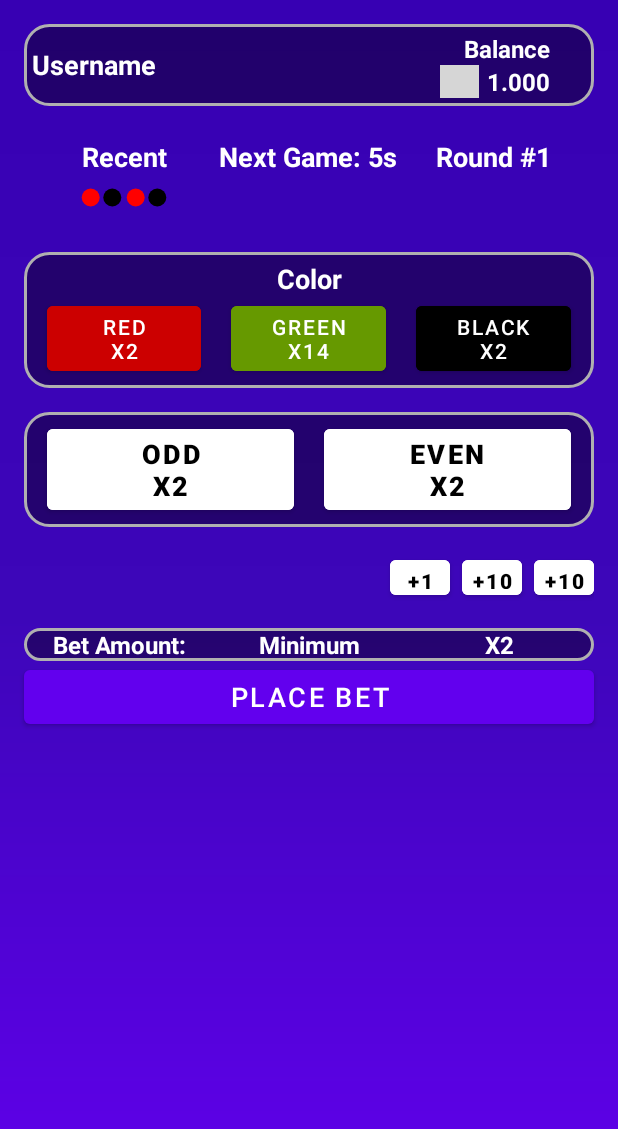
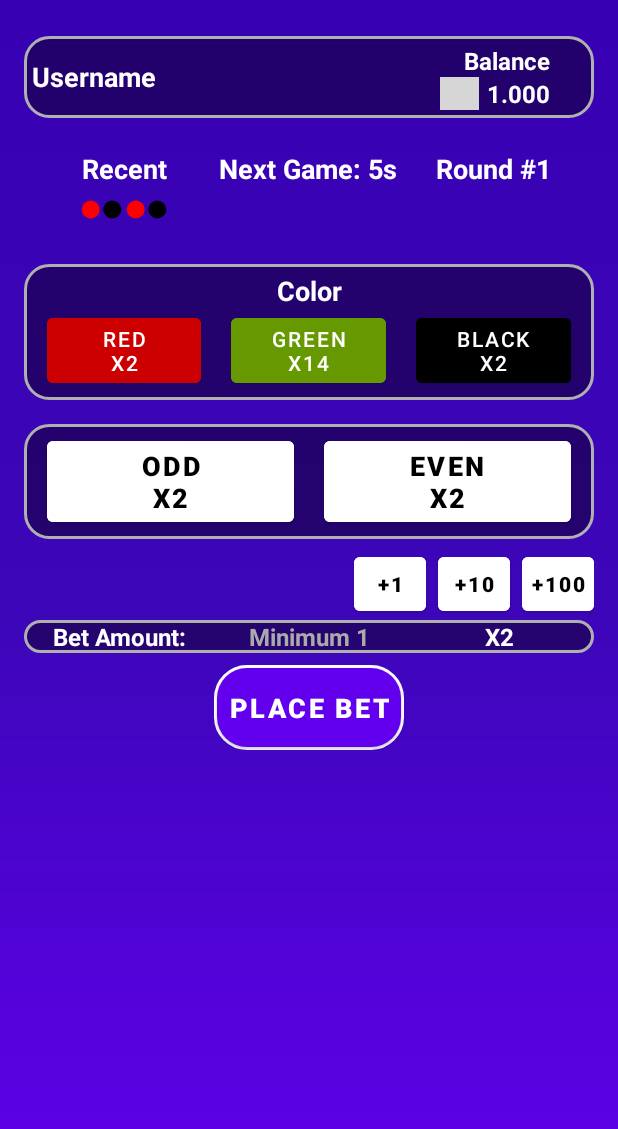
Before and after one commit to JaviFRx/ludopatics, an Android app built with Jetpack Compose: the MainActivity screen opened directly, with no data from a screen before it, on a phone screen of 412 x 824 dp. Shown: the top 1129 px of the screen. Run offline under Robolectric (Android 15) with nearby library versions, the phone set to English and light mode, and no system bars; grey boxes are pictures that could not be loaded.

Commit message:
final con errores

```diff
--- /dev/null
+++ b/app/src/main/res/drawable/bordeblanco.xml
@@ -0,0 +1,6 @@
+<?xml version="1.0" encoding="utf-8"?>
+<shape xmlns:android="http://schemas.android.com/apk/res/android">
+    <solid android:color="#66000000"/>
+    <corners android:radius="20dp"/>
+    <stroke android:color="#FFFFFF" android:width="4dp"/>
+</shape>
--- /dev/null
+++ b/app/src/main/res/drawable/button_style.xml
@@ -0,0 +1,22 @@
+<?xml version="1.0" encoding="utf-8"?>
+<layer-list xmlns:android="http://schemas.android.com/apk/res/android">
+
+    <item>
+        <shape android:shape="rectangle">
+            <corners android:radius="20dp"/>
+            <solid android:color="@android:color/white"/>
+        </shape>
+    </item>
+
+    <item android:left="8dp" android:right="8dp" android:top="8dp" android:bottom="8dp">
+        <shape android:shape="rectangle">
+            <gradient
+                android:angle="90"
+                android:startColor="#967ADC"
+                android:endColor="#5A3A9C"/>
+            <corners android:radius="16dp"/>
+            <stroke android:width="4dp" android:color="@android:color/white"/>
+        </shape>
+    </item>
+
+</layer-list>
--- a/app/src/main/res/drawable/transparent.xml
+++ b/app/src/main/res/drawable/transparent.xml
@@ -1,8 +1,8 @@
 <?xml version="1.0" encoding="utf-8"?>
 <shape xmlns:android="http://schemas.android.com/apk/res/android">
-    <solid android:color="#66000000"/>  <!-- Color negro semitransparente -->
-    <corners android:radius="16dp"/>  <!-- Bordes redondeados -->
+    <solid android:color="#66000000"/>
+    <corners android:radius="16dp"/>
     <stroke
         android:color="#B0B0B0"
-        android:width="2dp"/>  <!-- Grosor del borde -->
+        android:width="2dp"/>
 </shape>
--- a/app/src/main/res/layout/activity_main.xml
+++ b/app/src/main/res/layout/activity_main.xml
@@ -1,6 +1,5 @@
     <?xml version="1.0" encoding="utf-8"?>
-<androidx.constraintlayout.widget.ConstraintLayout
-    xmlns:android="http://schemas.android.com/apk/res/android"
+    <androidx.constraintlayout.widget.ConstraintLayout xmlns:android="http://schemas.android.com/apk/res/android"
         xmlns:app="http://schemas.android.com/apk/res-auto"
         xmlns:tools="http://schemas.android.com/tools"
         android:id="@+id/main"
@@ -13,16 +12,18 @@
         android:id="@+id/linearLayout"
         android:layout_width="match_parent"
         android:layout_height="wrap_content"
-        android:layout_margin="16dp"
+        android:layout_marginStart="16dp"
+        android:layout_marginTop="24dp"
+        android:layout_marginEnd="16dp"
         android:background="@drawable/transparent"
         android:elevation="8dp"
+        android:gravity="center_vertical"
         android:orientation="horizontal"
         android:padding="5dp"
         android:translationZ="4dp"
         app:layout_constraintEnd_toEndOf="parent"
         app:layout_constraintStart_toStartOf="parent"
-        app:layout_constraintTop_toTopOf="parent"
-        android:gravity="center_vertical"  >
+        app:layout_constraintTop_toTopOf="parent">
 
         <TextView
             android:id="@+id/username"
@@ -37,10 +38,9 @@
         <LinearLayout
             android:layout_width="73dp"
             android:layout_height="wrap_content"
+            android:layout_gravity="center_vertical"
             android:gravity="end"
-            android:orientation="vertical"
-            android:layout_gravity="center_vertical"
-            >
+            android:orientation="vertical">
 
             <TextView
                 android:id="@+id/balanceLabel"
@@ -144,9 +144,9 @@
                     android:textColor="@android:color/white"
                     android:textSize="18sp"
                     android:textStyle="bold"
-                app:layout_constraintTop_toTopOf="parent"
+                    app:layout_constraintEnd_toEndOf="parent"
                     app:layout_constraintStart_toStartOf="parent"
-                app:layout_constraintEnd_toEndOf="parent"/>
+                    app:layout_constraintTop_toTopOf="parent" />
 
             </LinearLayout>
 
@@ -166,9 +166,9 @@
                     android:textColor="@android:color/white"
                     android:textSize="18sp"
                     android:textStyle="bold"
-                app:layout_constraintTop_toTopOf="parent"
+                    app:layout_constraintEnd_toEndOf="parent"
                     app:layout_constraintStart_toStartOf="parent"
-                app:layout_constraintEnd_toEndOf="parent"/>
+                    app:layout_constraintTop_toTopOf="parent" />
 
             </LinearLayout>
 
@@ -264,8 +264,7 @@
                 android:text="ODD\nX2"
                 android:textColor="@android:color/black"
                 android:textSize="18sp"
-            android:textStyle="bold"
-            />
+                android:textStyle="bold" />
 
             <Button
                 android:id="@+id/even_button"
@@ -284,12 +283,14 @@
         android:id="@+id/quinta"
         android:layout_width="match_parent"
         android:layout_height="wrap_content"
-        android:layout_margin="16dp"
+        android:layout_marginStart="16dp"
+        android:layout_marginEnd="16dp"
         android:background="@drawable/transparent"
-        android:elevation="8dp"
+        android:gravity="center"
         android:orientation="horizontal"
         android:translationZ="4dp"
-        android:gravity="center"
+        app:layout_constraintEnd_toEndOf="parent"
+        app:layout_constraintStart_toStartOf="parent"
         app:layout_constraintTop_toBottomOf="@+id/linearLayout2">
 
         <TextView
@@ -301,7 +302,7 @@
             android:text="Bet Amount:"
             android:textColor="@android:color/white"
             android:textSize="16sp"
-            android:textStyle="bold"/>
+            android:textStyle="bold" />
 
         <TextView
             android:id="@+id/minimun"
@@ -309,10 +310,10 @@
             android:layout_height="wrap_content"
             android:layout_weight="1"
             android:gravity="center"
-            android:text="Minimum"
-            android:textColor="@android:color/white"
+            android:text="Minimum 1"
+            android:textColor="@android:color/darker_gray"
             android:textSize="16sp"
-            android:textStyle="bold"/>
+            android:textStyle="bold" />
 
         <TextView
             android:id="@+id/x2"
@@ -323,25 +324,26 @@
             android:text="X2"
             android:textColor="@android:color/white"
             android:textSize="16sp"
-            android:textStyle="bold"/>
+            android:textStyle="bold" />
     </LinearLayout>
 
         <LinearLayout
             android:id="@+id/linearLayout2"
             android:layout_width="match_parent"
             android:layout_height="wrap_content"
-        android:layout_margin="16dp"
+            android:layout_marginStart="16dp"
             android:layout_marginTop="6dp"
+            android:layout_marginEnd="16dp"
+            android:gravity="end"
             android:orientation="horizontal"
+            app:layout_constraintEnd_toEndOf="parent"
             app:layout_constraintStart_toStartOf="parent"
-        app:layout_constraintTop_toBottomOf="@+id/cuarto"
-        android:gravity="end"
-        >
+            app:layout_constraintTop_toBottomOf="@+id/cuarto">
 
             <Button
                 android:id="@+id/bet_button_plus"
-            android:layout_width="40dp"
-            android:layout_height="35dp"
+                android:layout_width="48dp"
+                android:layout_height="48dp"
                 android:backgroundTint="@android:color/white"
                 android:minWidth="0dp"
                 android:minHeight="0dp"
@@ -352,8 +354,8 @@
 
             <Button
                 android:id="@+id/bet_button_plus10"
-            android:layout_width="40dp"
-            android:layout_height="35dp"
+                android:layout_width="48dp"
+                android:layout_height="48dp"
                 android:layout_marginStart="8dp"
                 android:backgroundTint="@android:color/white"
                 android:minWidth="0dp"
@@ -365,8 +367,8 @@
 
             <Button
                 android:id="@+id/bet_button_plus100"
-            android:layout_width="40dp"
-            android:layout_height="35dp"
+                android:layout_width="48dp"
+                android:layout_height="48dp"
                 android:layout_marginStart="8dp"
                 android:backgroundTint="@android:color/white"
                 android:minWidth="0dp"
@@ -377,18 +379,33 @@
                 android:textStyle="bold" />
         </LinearLayout>
 
+    <LinearLayout
+        android:id="@+id/sexto"
+        android:layout_width="wrap_content"
+        android:layout_height="wrap_content"
+        android:layout_marginStart="65dp"
+        android:layout_marginTop="8dp"
+        android:layout_marginEnd="65dp"
+        android:background="@drawable/bordeblanco"
+        android:elevation="8dp"
+        android:orientation="horizontal"
+        android:translationZ="4dp"
+        app:layout_constraintEnd_toEndOf="parent"
+        app:layout_constraintStart_toStartOf="parent"
+        app:layout_constraintTop_toBottomOf="@+id/quinta">
+
+
         <Button
             android:id="@+id/place_bet_button"
             android:layout_width="match_parent"
-        android:layout_height="48dp"
-        android:layout_marginStart="16dp"
-        android:layout_marginEnd="16dp"
+            android:layout_height="match_parent"
+            android:background="@drawable/button_style"
+            android:padding="8dp"
+            android:layout_margin="2dp"
             android:text="PLACE BET"
             android:textColor="@android:color/white"
             android:textSize="18sp"
-        app:layout_constraintEnd_toEndOf="parent"
-        app:layout_constraintHorizontal_bias="0.0"
-        app:layout_constraintStart_toStartOf="parent"
-        app:layout_constraintTop_toBottomOf="@+id/quinta" />
+            android:textStyle="bold" />
+    </LinearLayout>
 
 </androidx.constraintlayout.widget.ConstraintLayout>
--- a/app/src/main/res/values/styles.xml
+++ b/app/src/main/res/values/styles.xml
@@ -1,7 +1,7 @@
 <resources>
     <!-- Estilo principal de la aplicación -->
     <style name="Theme.Ludopatics" parent="Theme.MaterialComponents.DayNight.NoActionBar">
-        <!-- Colores del tema -->
+    <!-- Colores del tema -->
         <item name="colorPrimary">@color/colorPrimary</item>
         <item name="colorPrimaryVariant">@color/colorPrimaryVariant</item>
         <item name="colorOnPrimary">@color/colorOnPrimary</item>
```
Lines whose indentation alone changed are shown as unchanged.
